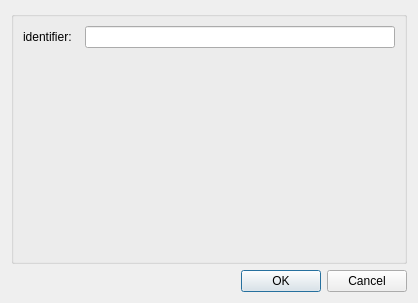
First picture: the form in mapclientplugins/generatesdsstep/qt/configuredialog.ui, repository mapclient-plugins/mapclientplugins.generatesds, before the edit.
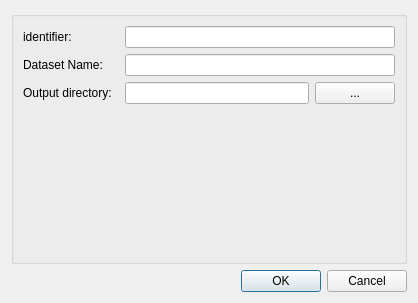
Second picture: the form after the edit.

Commit message: Generate basic dataset content

```diff
--- a/mapclientplugins/generatesdsstep/qt/configuredialog.ui
+++ b/mapclientplugins/generatesdsstep/qt/configuredialog.ui
@@ -30,6 +30,37 @@
       <item row="0" column="1">
        <widget class="QLineEdit" name="lineEdit0"/>
       </item>
+      <item row="1" column="0">
+       <widget class="QLabel" name="labelDatasetName">
+        <property name="text">
+         <string>Dataset Name:  </string>
+        </property>
+       </widget>
+      </item>
+      <item row="1" column="1">
+       <widget class="QLineEdit" name="lineEditDatasetName"/>
+      </item>
+      <item row="2" column="0">
+       <widget class="QLabel" name="labelOutputDirectory">
+        <property name="text">
+         <string>Output directory:  </string>
+        </property>
+       </widget>
+      </item>
+      <item row="2" column="1">
+       <layout class="QHBoxLayout" name="horizontalLayout">
+        <item>
+         <widget class="QLineEdit" name="lineEditDirectoryLocation"/>
+        </item>
+        <item>
+         <widget class="QPushButton" name="pushButtonDirectoryChooser">
+          <property name="text">
+           <string>...</string>
+          </property>
+         </widget>
+        </item>
+       </layout>
+      </item>
      </layout>
     </widget>
    </item>
```
The commit also changes 15 other files.
